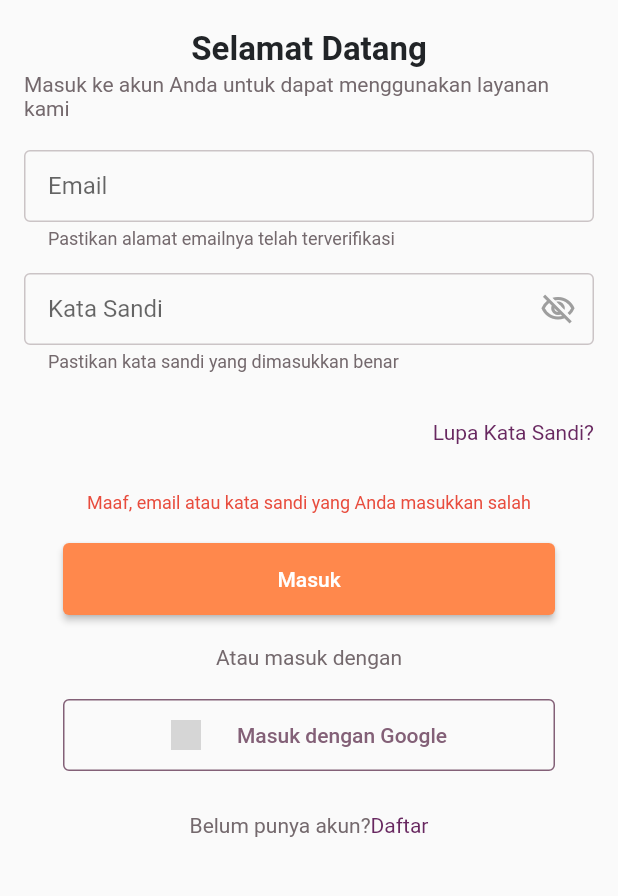
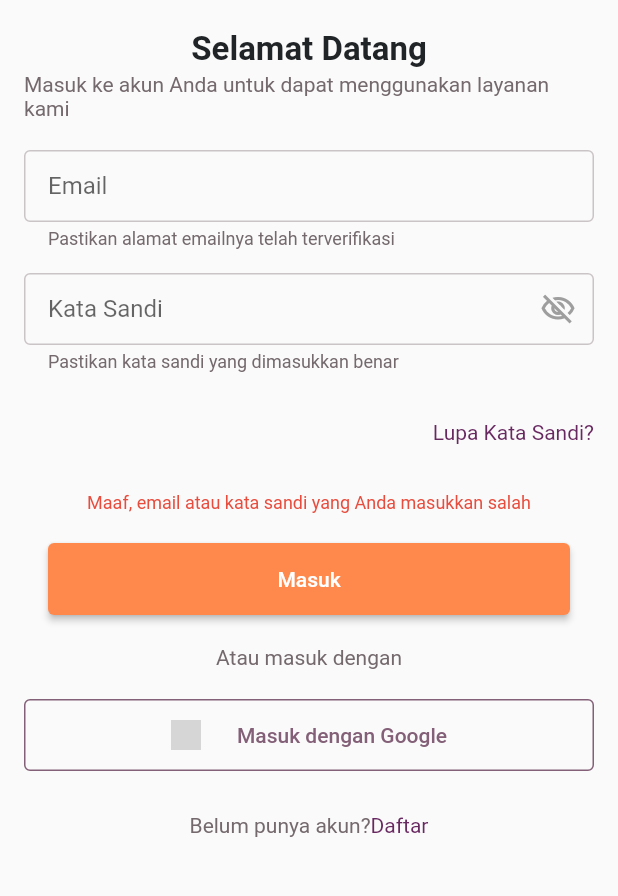
Before and after one commit to AbdullahFathan/sipas-fe, a Flutter app: the LoginPage screen opened directly, after a tap on "Masuk", on a phone screen of 412 x 824 dp, the part 240-1136 px from its top. Run offline on Flutter 3.47's test engine with Material 2 defaults, Android fonts, the light colour scheme and no system bars; our stand-ins replace flutter_svg; project files that could hold a hidden picture were left out; grey boxes are pictures that could not be loaded.

Commit message:
style: make a cutom outline button

```diff
--- a/lib/pages/auth/forgot_pass_page.dart
+++ b/lib/pages/auth/forgot_pass_page.dart
@@ -6,6 +6,7 @@ import 'package:sipas/config/route_name.dart';
 import 'package:sipas/pages/auth/widget/link_popup.dart';
 import 'package:sipas/pages/auth/widget/text_form.dart';
 import 'package:sipas/pages/widget/orange_button.dart';
+import 'package:sipas/pages/widget/outline_custom_button.dart';
 
 class ForgotPasswordPage extends StatefulWidget {
   const ForgotPasswordPage({super.key});
@@ -65,7 +66,7 @@ class _ForgotPasswordPageState extends State<ForgotPasswordPage> {
 
                 //Reset  button
                 OrangeButton(
-                  maximumSize: const Size(328, 48),
+                  maximumSize: const Size(double.infinity, 48),
                   minimumSize: const Size(270, 48),
                   contentText: "Reset Kata Sandi",
                   onPressedFunc: () async {
@@ -81,23 +82,12 @@ class _ForgotPasswordPageState extends State<ForgotPasswordPage> {
                 const SizedBox(
                   height: 20,
                 ),
-                OutlinedButton(
-                  onPressed: () =>
+                CustomOutlineButton(
+                  minimumSize: const Size(280, 48),
+                  maximumSize: const Size(double.infinity, 48),
+                  contentText: "Kembali Ke Menu Masuk",
+                  onTapFunc: () =>
                       Navigator.pushReplacementNamed(context, loginRoute),
-                  style: OutlinedButton.styleFrom(
-                    padding: const EdgeInsets.symmetric(
-                        horizontal: 24, vertical: 10),
-                    minimumSize: const Size(280, 48),
-                    maximumSize: const Size(328, 48),
-                    side: const BorderSide(
-                      width: 1,
-                      color: lightVioletColor,
-                    ),
-                  ),
-                  child: Text(
-                    "Kembali Ke Menu Masuk",
-                    style: headline(sizeFont: 14, colorFont: lightVioletColor),
-                  ),
                 ),
               ],
             ),
--- a/lib/pages/auth/login_page.dart
+++ b/lib/pages/auth/login_page.dart
@@ -7,6 +7,7 @@ import 'package:sipas/pages/auth/widget/password_form.dart';
 import 'package:sipas/pages/auth/widget/tap_text.dart';
 import 'package:sipas/pages/auth/widget/text_form.dart';
 import 'package:sipas/pages/widget/orange_button.dart';
+import 'package:sipas/pages/widget/outline_custom_button.dart';
 
 class LoginPage extends StatefulWidget {
   const LoginPage({Key? key}) : super(key: key);
@@ -113,8 +114,8 @@ class _LoginPageState extends State<LoginPage> {
 
                   //Login Button
                   OrangeButton(
-                    maximumSize: const Size(368, 48),
-                    minimumSize: const Size(328, 48),
+                    maximumSize: const Size(double.infinity, 48),
+                    minimumSize: const Size(348, 48),
                     contentText: "Masuk",
                     onPressedFunc: () {
                       if (_emailTextController.text != "admin" &&
@@ -122,6 +123,8 @@ class _LoginPageState extends State<LoginPage> {
                         setState(() {
                           showEror = true;
                         });
+                      } else {
+                        Navigator.pushNamed(context, appPagesRoute);
                       }
                     },
                   ),
@@ -133,21 +136,10 @@ class _LoginPageState extends State<LoginPage> {
                   ),
 
                   //Sign in with Google
-                  OutlinedButton(
-                    onPressed: () {},
-                    style: OutlinedButton.styleFrom(
-                      padding: const EdgeInsets.symmetric(
-                        horizontal: 24,
-                        vertical: 10,
-                      ),
-                      minimumSize: const Size(280, 48),
-                      maximumSize: const Size(328, 48),
-                      side: const BorderSide(
-                        width: 1,
-                        color: lightVioletColor,
-                      ),
-                    ),
-                    child: Row(
+                  CustomOutlineButton(
+                    minimumSize: const Size(280, 48),
+                    maximumSize: const Size(double.infinity, 48),
+                    childWidget: Row(
                       mainAxisAlignment: MainAxisAlignment.center,
                       children: [
                         Image.asset(
--- /dev/null
+++ b/lib/pages/widget/outline_custom_button.dart
@@ -0,0 +1,47 @@
+import 'package:flutter/material.dart';
+
+import 'package:sipas/config/color_theme.dart';
+import 'package:sipas/config/font_theme.dart';
+
+class CustomOutlineButton extends StatelessWidget {
+  final Size minimumSize;
+  final Size maximumSize;
+  final Widget? childWidget;
+  final String? contentText;
+  final void Function()? onTapFunc;
+  const CustomOutlineButton({
+    Key? key,
+    required this.minimumSize,
+    required this.maximumSize,
+    this.childWidget,
+    this.contentText,
+    this.onTapFunc,
+  }) : super(key: key);
+
+  @override
+  Widget build(BuildContext context) {
+    return OutlinedButton(
+      onPressed: onTapFunc,
+      style: OutlinedButton.styleFrom(
+        padding: const EdgeInsets.symmetric(
+          horizontal: 24,
+          vertical: 10,
+        ),
+        minimumSize: minimumSize,
+        maximumSize: maximumSize,
+        side: const BorderSide(
+          width: 1,
+          color: lightVioletColor,
+        ),
+      ),
+      child: childWidget ??
+          Text(
+            contentText!,
+            style: headline(
+              sizeFont: 14,
+              colorFont: lightVioletColor,
+            ),
+          ),
+    );
+  }
+}
```
